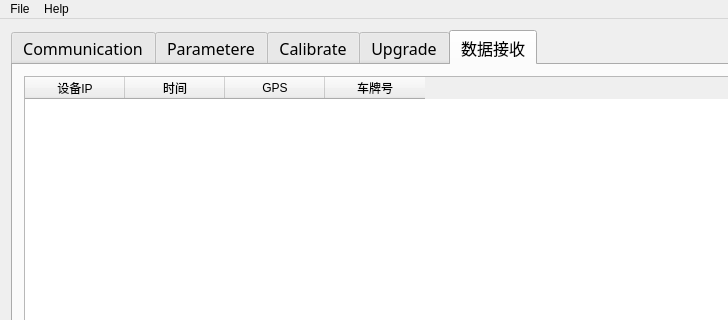
Above: mainwindow.ui from byteman/WFace before the change; both pictures show x 0 to 728 and y 0 to 320 of the 977 by 660 pixel window. Below: the same form after it.
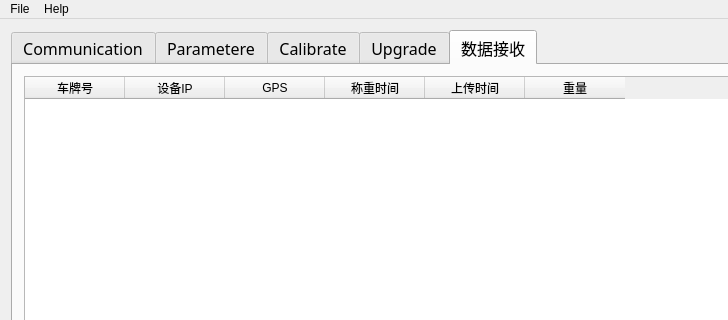
That is the form after the change.

What changed in the file:
```diff
--- a/mainwindow.ui
+++ b/mainwindow.ui
@@ -883,16 +883,16 @@
        <layout class="QVBoxLayout" name="verticalLayout_3">
         <item>
          <widget class="QTableWidget" name="tableWidget">
+          <column>
+           <property name="text">
+            <string>车牌号</string>
+           </property>
+          </column>
           <column>
            <property name="text">
             <string>设备IP</string>
            </property>
           </column>
-          <column>
-           <property name="text">
-            <string>时间</string>
-           </property>
-          </column>
           <column>
            <property name="text">
             <string>GPS</string>
@@ -900,7 +900,17 @@
           </column>
           <column>
            <property name="text">
-            <string>车牌号</string>
+            <string>称重时间</string>
+           </property>
+          </column>
+          <column>
+           <property name="text">
+            <string>上传时间</string>
+           </property>
+          </column>
+          <column>
+           <property name="text">
+            <string>重量</string>
            </property>
           </column>
          </widget>
```
Left out of the diff: 2 changed lines with no effect on the pictures.
